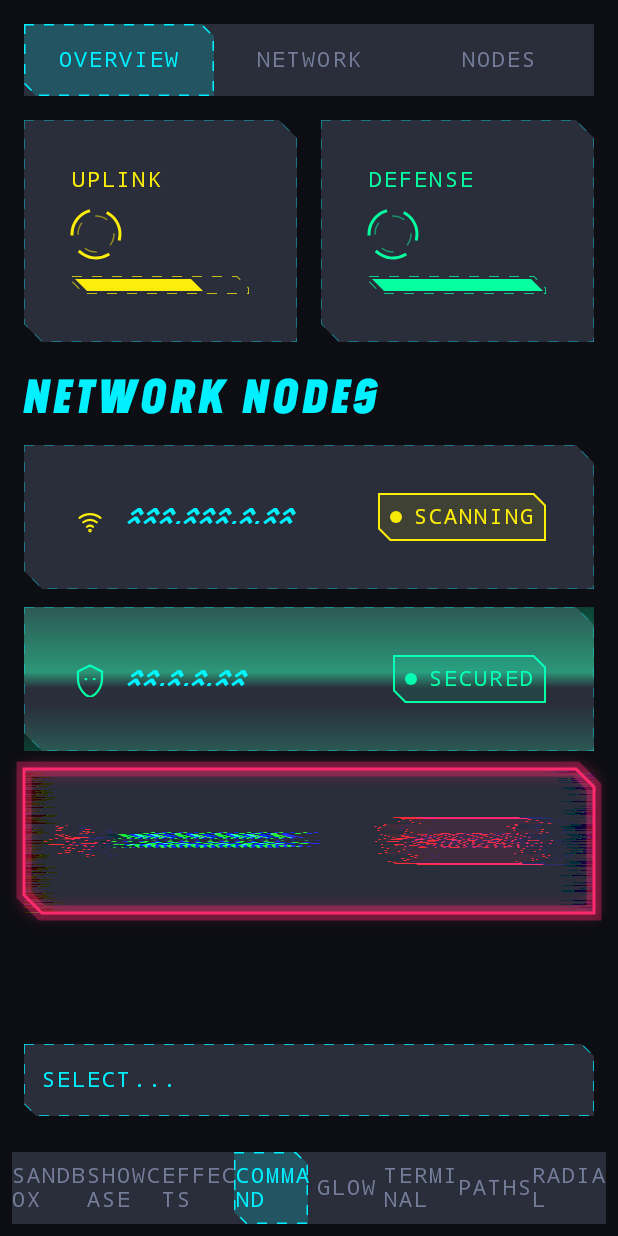
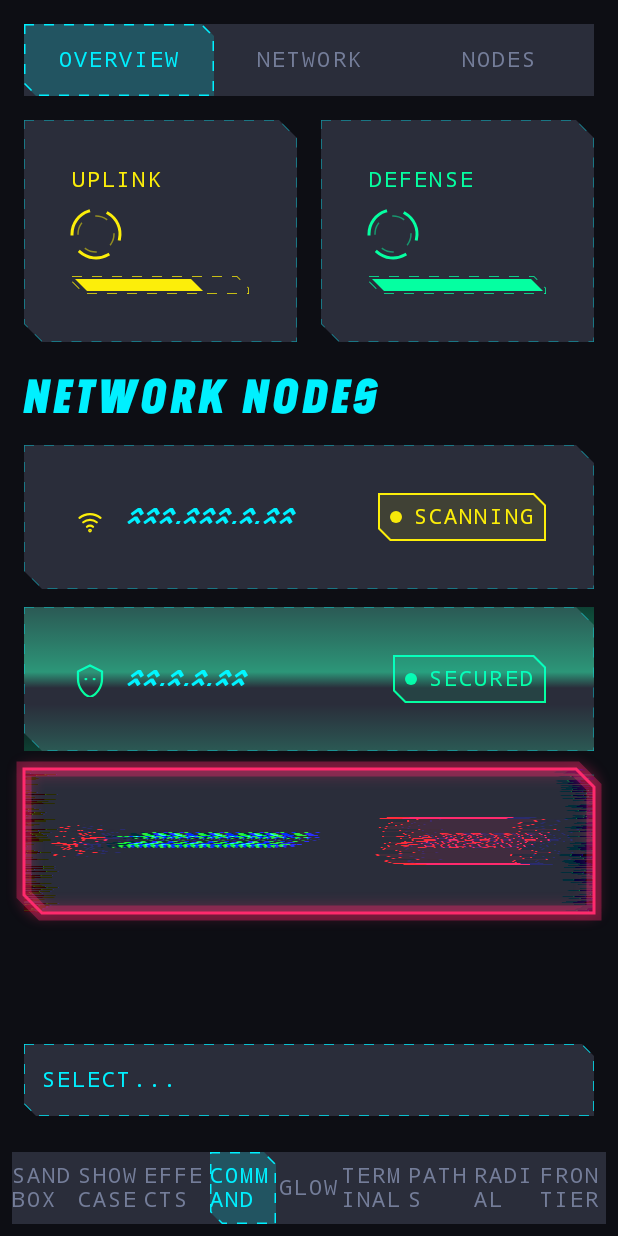
Before and after one commit to matthewdmanning/cyberpunkAndroid, an Android app built with Jetpack Compose: the CommandCenterScreen screen opened through its navigation route, on a phone screen of 412 x 824 dp. Run offline under Robolectric (Android 15) with nearby library versions, the phone set to English and light mode, and no system bars.

Commit message:
Add CyberPixelFrontierTransition prototype
Full-screen transition: a frontier sweeps across the screen, and both
screens break into pixel blocks near it, with neon outlines, a red/blue
split, a ragged frontier edge and a soft glow. AGSL shader on API 33+;
the default AnimatedContent transition below that.

Adds a sample "Frontier" tab with live tuning sliders, unit tests,
reference docs, and a Pixel 7 device test plan. Not yet measured on a
device.

Co-Authored-By: Claude Sonnet 5.5 <noreply@anthropic.com>
Claude-Session: https://claude.ai/code/session_01LnX1Xjym2rjAkwohtjhTm2

```diff
--- a/cyberpunkandroid/src/main/java/com/example/cyberpunkandroid/config/CyberConfig.kt
+++ b/cyberpunkandroid/src/main/java/com/example/cyberpunkandroid/config/CyberConfig.kt
@@ -32,6 +32,17 @@ object CyberConfig {
         const val CrtCurvature: Float = 0.3f
         const val ScanlineOpacity: Float = 0.02f
         const val NoiseOpacity: Float = 0.03f
+
+        // Prototype defaults for CyberPixelFrontierTransition. Tune on a physical device, then keep or drop.
+
+        /** Width of the pixelated band, counted in coarsest blocks. Wider bands cost more GPU time. */
+        const val PixelFrontierBandBlocks: Float = 6f
+
+        /** Smallest brightness difference (0..1) between two neighbor blocks that draws an outline. */
+        const val PixelFrontierEdgeThreshold: Float = 0.12f
+
+        /** Peak opacity (0..1) of the soft glow drawn along the frontier. 0 turns the glow off. */
+        const val PixelFrontierGlowStrength: Float = 0.35f
     }
 
     object Effects {
--- a/cyberpunkandroid/src/main/java/com/example/cyberpunkandroid/effects/CyberShaders.kt
+++ b/cyberpunkandroid/src/main/java/com/example/cyberpunkandroid/effects/CyberShaders.kt
@@ -33,6 +33,218 @@ internal object CyberShaders {
         shader.setFloatUniform("resolution", width, height)
         shader.setFloatUniform("pixelSize", pixelSize)
         return android.graphics.RenderEffect.createRuntimeShaderEffect(shader, "contents").asComposeRenderEffect()
+    }
+
+    /**
+     * Names of the uniforms that [PixelFrontierShader] declares. Kotlin code sets uniforms only through
+     * these names, and a unit test checks that the shader source still declares every one of them.
+     * (Setting a uniform that the shader does not declare throws at runtime.)
+     */
+    internal object PixelFrontierUniforms {
+        const val Resolution = "resolution"
+        const val Contents = "contents"
+        const val Axis = "axis"
+        const val Frontier = "frontier"
+        const val RevealBehind = "revealBehind"
+        const val BlockSize = "blockSize"
+        const val BandWidth = "bandWidth"
+        const val EdgeWidth = "edgeWidth"
+        const val EdgeThreshold = "edgeThreshold"
+        const val SplitOffset = "splitOffset"
+        const val Jitter = "jitter"
+        const val EdgeColor = "edgeColor"
+
+        /** Every uniform name, used by the source-consistency test. */
+        val All = listOf(
+            Resolution, Contents, Axis, Frontier, RevealBehind, BlockSize, BandWidth,
+            EdgeWidth, EdgeThreshold, SplitOffset, Jitter, EdgeColor,
+        )
+    }
+
+    /**
+     * Visual: a frontier line sweeps across one screen layer. On the side where this layer is hidden, the
+     * shader returns transparent pixels. On the side where it is shown, pixels near the frontier are
+     * grouped into square blocks. Blocks are largest at the frontier and halve in size in steps
+     * (three steps, set by `LevelCount` in the source) away from it, so the picture sharpens with distance. Each block is shown
+     * or hidden as a whole. Each column of largest blocks moves the frontier by its own random amount
+     * (up to `jitter`), so the frontier is a ragged, stepped edge, not a straight line.
+     *
+     * Edge effects, only inside the band: (1) a neon outline on a block side when the neighbor block
+     * differs in brightness, (2) the same outline on a block side that touches the frontier, and
+     * (3) a red/blue color split along the sweep axis, strongest at the frontier.
+     *
+     * Two layers (old screen and new screen) use the same shader with opposite [revealBehind] values.
+     * Both layers compute the same blocks, so their visible areas never overlap and never leave a gap.
+     *
+     * Cost per pixel: one sample outside the band. Inside the band, three samples for the block color,
+     * plus up to four neighbor samples, and only for pixels within `edgeWidth` of a block side.
+     */
+    @Language("AGSL")
+    const val PixelFrontierShader = """
+        uniform float2 resolution;
+        uniform shader contents;
+        uniform float2 axis;            // (1,0) sweeps left to right, (0,1) sweeps top to bottom
+        uniform float frontier;         // frontier position along the axis, in pixels
+        uniform float revealBehind;     // 1.0: show pixels the frontier has passed (new screen). 0.0: show pixels ahead of it (old screen)
+        uniform float blockSize;        // edge length of the largest block, in pixels
+        uniform float bandWidth;        // distance from the frontier over which blocks exist, in pixels
+        uniform float edgeWidth;        // outline thickness, in pixels
+        uniform float edgeThreshold;    // smallest brightness difference (0..1) that draws an outline
+        uniform float splitOffset;      // peak red/blue shift along the axis, in pixels
+        uniform float jitter;           // total random shift of the frontier per block column, in pixels (0 = straight line)
+        layout(color) uniform half4 edgeColor;
+
+        // Number of block sizes in the band. Each step halves the block size.
+        const int LevelCount = 3;
+        // Rec. 709 weights that turn a color into a brightness value.
+        const half3 LumaWeights = half3(0.2126, 0.7152, 0.0722);
+
+        half luma(half3 rgb) {
+            return dot(rgb, LumaWeights);
+        }
+
+        // Pseudo-random value from 0 to 1 for a whole number. The two constants are the widely used
+        // "sine hash" values. Any pair that scrambles the sine output works.
+        float hash(float n) {
+            return fract(sin(n * 12.9898) * 43758.5453);
+        }
+
+        // Frontier position for the block column that contains a point. Each column of the largest blocks
+        // gets its own shift of up to half of jitter in each direction, so the frontier is ragged.
+        // The value depends only on the point, so the old and new screen layers agree.
+        float frontierAt(float2 point) {
+            float2 across = float2(axis.y, axis.x); // direction across the sweep
+            float column = floor(dot(point, across) / blockSize);
+            return frontier + (hash(column) - 0.5) * jitter;
+        }
+
+        // Reads the content at a point, kept half a pixel inside the layer so the read is always valid.
+        half4 sampleInside(float2 point) {
+            return contents.eval(clamp(point, float2(0.5), resolution - 0.5));
+        }
+
+        // Returns 1.0 when this pixel lies within edgeWidth of a block side that needs an outline.
+        // A side needs an outline when the neighbor block is on the other side of the frontier,
+        // or when the neighbor block differs in brightness by at least edgeThreshold.
+        float sideEdge(float2 neighborCenter, half centerLuma, float distanceToSide, bool ahead) {
+            if (distanceToSide > edgeWidth) {
+                return 0.0;
+            }
+            bool neighborAhead = dot(neighborCenter, axis) - frontierAt(neighborCenter) >= 0.0;
+            if (neighborAhead != ahead) {
+                return 1.0;
+            }
+            half neighborLuma = luma(sampleInside(neighborCenter).rgb);
+            return abs(centerLuma - neighborLuma) >= edgeThreshold ? 1.0 : 0.0;
+        }
+
+        half4 main(float2 fragCoord) {
+            // Pick the block for this pixel. The loop runs from the finest level to the coarsest,
+            // so the coarsest level whose reach covers the block wins.
+            float2 samplePoint = fragCoord;
+            float cell = 0.0; // 0.0 means the pixel is outside the band
+            for (int i = 0; i < LevelCount; i++) {
+                int level = LevelCount - 1 - i;
+                float size = blockSize / exp2(float(level));
+                float2 center = (floor(fragCoord / size) + 0.5) * size;
+                float reach = bandWidth * float(level + 1) / float(LevelCount);
+                if (abs(dot(center, axis) - frontierAt(center)) < reach) {
+                    samplePoint = center;
+                    cell = size;
+                }
+            }
+
+            // The whole block is shown or hidden, based on the block center.
+            bool ahead = dot(samplePoint, axis) - frontierAt(samplePoint) >= 0.0;
+            bool visible = revealBehind > 0.5 ? !ahead : ahead;
+            if (!visible) {
+                return half4(0.0);
+            }
+            if (cell == 0.0) {
+                return contents.eval(fragCoord);
+            }
+
+            // Closeness to the frontier: 1.0 on the frontier, 0.0 at the edge of the band.
+            float proximity = 1.0 - clamp(abs(dot(samplePoint, axis) - frontierAt(samplePoint)) / bandWidth, 0.0, 1.0);
+
+            // Block color with a red/blue split along the axis.
+            float2 split = axis * splitOffset * proximity;
+            half4 middle = sampleInside(samplePoint);
+            half4 color = half4(sampleInside(samplePoint + split).r, middle.g, sampleInside(samplePoint - split).b, middle.a);
+
+            // Outlines on the four block sides.
+            float2 local = fragCoord - (samplePoint - 0.5 * cell); // pixel position inside the block, 0..cell
+            half centerLuma = luma(middle.rgb);
+            float edge = 0.0;
+            edge = max(edge, sideEdge(samplePoint + float2(-cell, 0.0), centerLuma, local.x, ahead));
+            edge = max(edge, sideEdge(samplePoint + float2(cell, 0.0), centerLuma, cell - local.x, ahead));
+            edge = max(edge, sideEdge(samplePoint + float2(0.0, -cell), centerLuma, local.y, ahead));
+            edge = max(edge, sideEdge(samplePoint + float2(0.0, cell), centerLuma, cell - local.y, ahead));
+
+            half strength = half(edge * proximity * edgeColor.a);
+            color.rgb = mix(color.rgb, edgeColor.rgb * color.a, strength);
+            return color;
+        }
+    """
+
+    /** Settings for one frame of [PixelFrontierShader]. All distances are in pixels. */
+    internal data class PixelFrontierSpec(
+        /** Layer width. */
+        val width: Float,
+        /** Layer height. */
+        val height: Float,
+        /** True when the frontier sweeps top to bottom. False when it sweeps left to right. */
+        val vertical: Boolean,
+        /** Frontier position along the sweep axis. */
+        val frontier: Float,
+        /** True for the new screen (shown behind the frontier). False for the old screen. */
+        val revealBehind: Boolean,
+        /** Edge length of the largest block. */
+        val blockSize: Float,
+        /** Width of the band in which blocks exist. */
+        val bandWidth: Float,
+        /** Outline thickness. */
+        val edgeWidth: Float,
+        /** Smallest brightness difference (0..1) that draws an outline. */
+        val edgeThreshold: Float,
+        /** Peak red/blue shift along the sweep axis. */
+        val splitOffset: Float,
+        /** Total random shift of the frontier per block column. 0 gives a straight frontier. */
+        val jitter: Float,
+        /** Outline color as a packed ARGB integer. */
+        val edgeColorArgb: Int,
+    )
+
+    @RequiresApi(Build.VERSION_CODES.TIRAMISU)
+    fun createPixelFrontierShader() = RuntimeShader(PixelFrontierShader)
+
+    /**
+     * Writes [spec] into [shader] and wraps it as a render effect for one screen layer.
+     *
+     * @param shader A shader made by [createPixelFrontierShader]. Use one instance per screen layer.
+     * @param spec Settings for this frame.
+     * @return A render effect that applies the shader to the layer content.
+     */
+    @RequiresApi(Build.VERSION_CODES.TIRAMISU)
+    internal fun pixelFrontierEffect(shader: RuntimeShader, spec: PixelFrontierSpec): androidx.compose.ui.graphics.RenderEffect {
+        shader.setFloatUniform(PixelFrontierUniforms.Resolution, spec.width, spec.height)
+        shader.setFloatUniform(
+            PixelFrontierUniforms.Axis,
+            if (spec.vertical) 0f else 1f,
+            if (spec.vertical) 1f else 0f,
+        )
+        shader.setFloatUniform(PixelFrontierUniforms.Frontier, spec.frontier)
+        shader.setFloatUniform(PixelFrontierUniforms.RevealBehind, if (spec.revealBehind) 1f else 0f)
+        shader.setFloatUniform(PixelFrontierUniforms.BlockSize, spec.blockSize)
+        shader.setFloatUniform(PixelFrontierUniforms.BandWidth, spec.bandWidth)
+        shader.setFloatUniform(PixelFrontierUniforms.EdgeWidth, spec.edgeWidth)
+        shader.setFloatUniform(PixelFrontierUniforms.EdgeThreshold, spec.edgeThreshold)
+        shader.setFloatUniform(PixelFrontierUniforms.SplitOffset, spec.splitOffset)
+        shader.setFloatUniform(PixelFrontierUniforms.Jitter, spec.jitter)
+        shader.setColorUniform(PixelFrontierUniforms.EdgeColor, spec.edgeColorArgb)
+        return android.graphics.RenderEffect
+            .createRuntimeShaderEffect(shader, PixelFrontierUniforms.Contents)
+            .asComposeRenderEffect()
     }
 
 
--- a/sample/src/main/java/com/example/sample/MainActivity.kt
+++ b/sample/src/main/java/com/example/sample/MainActivity.kt
@@ -61,11 +61,12 @@ class MainActivity : ComponentActivity() {
                                 composable("terminal") { /* Background is drawn beneath the navigation layer. */ }
                                 composable("paths") { com.example.sample.screens.PathEffectsScreen() }
                                 composable("radial") { com.example.sample.screens.RadialEffectsScreen() }
+                                composable("frontier") { com.example.sample.screens.PixelFrontierScreen() }
                             }
                         }
 
                         CyberTabs(
-                            tabs = listOf("Sandbox", "Showcase", "Effects", "Command", "Glow", "Terminal", "Paths", "Radial"),
+                            tabs = listOf("Sandbox", "Showcase", "Effects", "Command", "Glow", "Terminal", "Paths", "Radial", "Frontier"),
                             selectedTabIndex = when(currentRoute) {
                                 "sandbox" -> 0
                                 "showcase" -> 1
@@ -75,6 +76,7 @@ class MainActivity : ComponentActivity() {
                                 "terminal" -> 5
                                 "paths" -> 6
                                 "radial" -> 7
+                                "frontier" -> 8
                                 else -> 0
                             },
                             onTabSelected = { index ->
@@ -87,6 +89,7 @@ class MainActivity : ComponentActivity() {
                                     5 -> "terminal"
                                     6 -> "paths"
                                     7 -> "radial"
+                                    8 -> "frontier"
                                     else -> "sandbox"
                                 }
                                 navController.navigate(route) {
```
Also changed, not shown: cyberpunkandroid/src/main/java/com/example/cyberpunkandroid/components/CyberPixelFrontierTransition.kt (added, +291 -0 lines), sample/src/main/java/com/example/sample/screens/PixelFrontierScreen.kt (added, +185 -0 lines), 4 other files.
